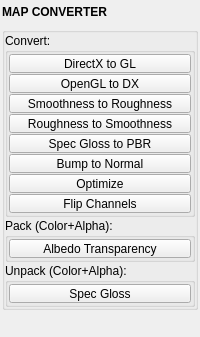
m3trik/extapps, file extapps/texture_maps/converter/converter.ui: the form before one commit.
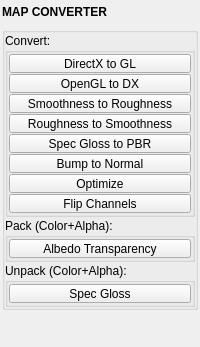
The form after the commit. Custom widgets are drawn as their Qt base class.

The edit to the form file:
```diff
--- a/extapps/texture_maps/converter/converter.ui
+++ b/extapps/texture_maps/converter/converter.ui
@@ -503,6 +503,9 @@
         <property name="orientation">
          <enum>Qt::Vertical</enum>
         </property>
+        <property name="sizeType">
+         <enum>QSizePolicy::Fixed</enum>
+        </property>
         <property name="sizeHint" stdset="0">
          <size>
           <width>0</width>
```
Left out of the diff: 6 changed lines with no effect on the pictures.
